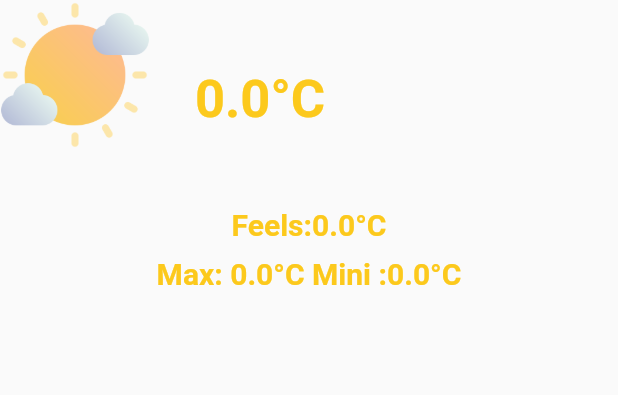
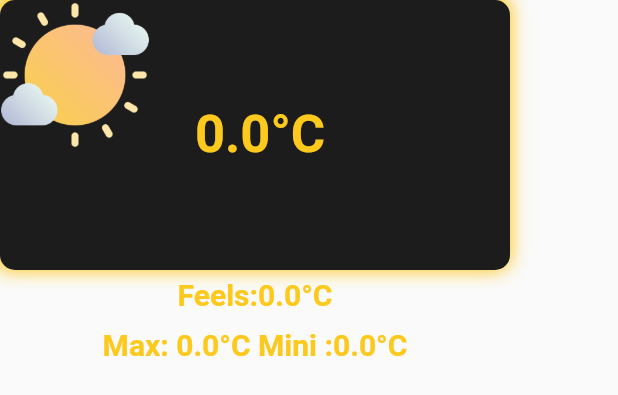
Before and after one commit to thetechgirlgita/PersonalWeatherApp, a Flutter app: what weatherBox() shows on an empty page, opened directly, on a phone screen of 412 x 824 dp. Shown: the top 395 px of the screen. Run offline on Flutter 3.47's test engine with Material 2 defaults, Android fonts, the phone set to English and light mode, and no system bars; our stand-ins replace hexcolor; network calls fail.

Commit message:
Adding contianer

```diff
--- a/lib/currentWeather.dart
+++ b/lib/currentWeather.dart
@@ -1,9 +1,6 @@
 import 'package:flutter/cupertino.dart';
 import 'package:flutter/material.dart';
-
-import 'package:flutter/widgets.dart';
 import 'Colors.dart';
-
 import 'weatherStyle.dart';
 import 'package:http/http.dart' as http;
 import 'dart:convert';
@@ -108,11 +105,25 @@ class _CurrentWeatherPageState extends State<CurrentWeatherPage> {
 }
 
 Widget weatherBox(Weather _weather) {
-  return Column(mainAxisSize: MainAxisSize.min, children: [
-    Row(
-        children: [
-      Column(
-          children: [
+  return
+    Column(mainAxisSize: MainAxisSize.min, children: [
+    Container(
+      height: 180,
+      width: 340,
+      decoration: BoxDecoration(
+        borderRadius: BorderRadius.circular(10),
+        color: backgroundC,
+        boxShadow: const [
+          BoxShadow(
+            color: Colors.amber,
+            offset: Offset(-2, -2),
+            blurRadius: 10,
+            spreadRadius: 1.5,
+          ),
+        ],
+      ),
+      child: Row(children: [
+        Column(children: [
           Container(
             width: 100,
             height: 100,
@@ -133,10 +144,14 @@ Widget weatherBox(Weather _weather) {
         Text(
           "${_weather.temp}°C",
           textAlign: TextAlign.center,
-        style:
-            TextStyle(fontWeight: FontWeight.bold, fontSize: 35, color: textC),
+          style: TextStyle(
+              fontWeight: FontWeight.bold, fontSize: 35, color: textC),
         ),
       ]),
+    ),
+
+    //---------------------------------------------------------------------------------------------------------
+
     Container(
         margin: const EdgeInsets.all(5.0),
         child: Text(
```
Lines whose indentation alone changed are shown as unchanged.
